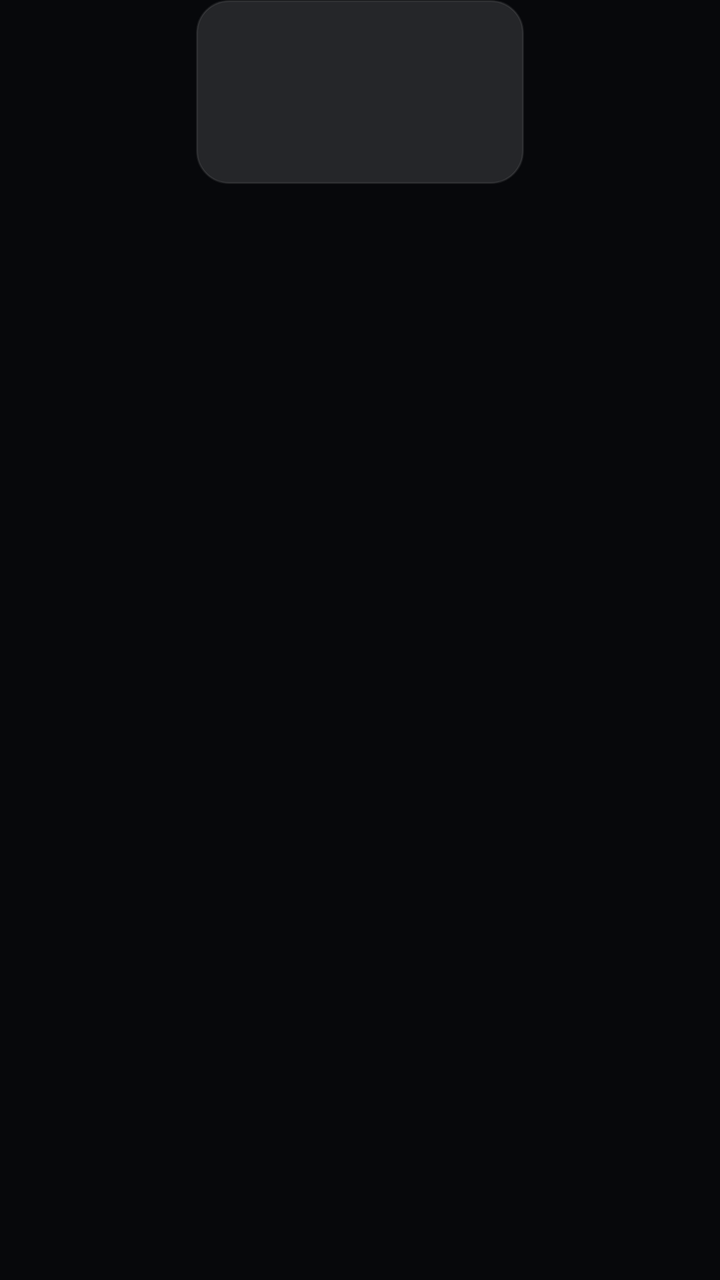
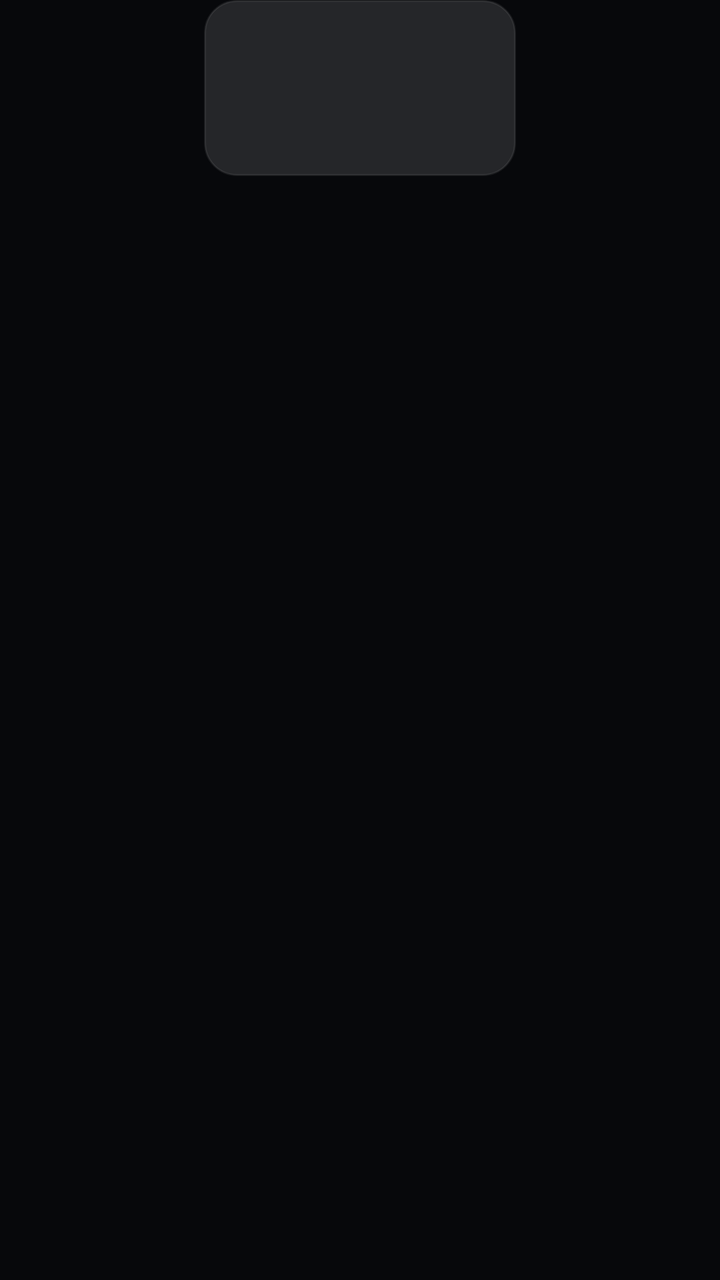

Compare the two renders of this Android layout. The source of the first and the diff that turns it into the second are given below.
<!-- AndroidManifest.xml: application theme Theme.Flux -->
<!-- res/layout/item_tile.xml -->
<?xml version="1.0" encoding="utf-8"?>
<LinearLayout xmlns:android="http://schemas.android.com/apk/res/android"
    android:layout_width="180dp"
    android:layout_height="wrap_content"
    android:clickable="true"
    android:clipChildren="false"
    android:focusable="true"
    android:gravity="center_horizontal"
    android:longClickable="true"
    android:orientation="vertical"
    android:paddingStart="8dp"
    android:paddingEnd="8dp">

    <FrameLayout
        android:id="@+id/card"
        android:layout_width="164dp"
        android:layout_height="92dp"
        android:background="@drawable/tile_card_bg"
        android:duplicateParentState="true"
        android:padding="16dp">

        <ImageView
            android:id="@+id/logo"
            android:layout_width="match_parent"
            android:layout_height="match_parent"
            android:importantForAccessibility="no"
            android:scaleType="fitCenter" />

        <TextView
            android:id="@+id/initials"
            android:layout_width="match_parent"
            android:layout_height="match_parent"
            android:fontFamily="sans-serif-medium"
            android:gravity="center"
            android:textColor="@color/text"
            android:textSize="26sp"
            android:visibility="gone" />

        <TextView
            android:id="@+id/star"
            android:layout_width="wrap_content"
            android:layout_height="wrap_content"
            android:layout_gravity="top|end"
            android:layout_marginTop="-8dp"
            android:layout_marginEnd="-8dp"
            android:text="★"
            android:textColor="@color/gold"
            android:textSize="12sp"
            android:visibility="gone" />
    </FrameLayout>

    <TextView
        android:id="@+id/name"
        android:layout_width="match_parent"
        android:layout_height="wrap_content"
        android:layout_marginTop="14dp"
        android:alpha="0"
        android:ellipsize="end"
        android:fontFamily="sans-serif-medium"
        android:gravity="center"
        android:singleLine="true"
        android:textColor="@color/text"
        android:textSize="13sp" />
</LinearLayout>
<!-- resources referenced by this layout -->
<resources>
  <color name="gold">#FFC857</color>
  <color name="text">#FFFFFF</color>
  <!-- drawable tile_card_bg (drawable) -->
  <?xml version="1.0" encoding="utf-8"?>
  <selector xmlns:android="http://schemas.android.com/apk/res/android">
      <item android:state_focused="true">
          <shape android:shape="rectangle">
              <solid android:color="#47FFFFFF" />
              <corners android:radius="16dp" />
              <stroke android:width="2dp" android:color="#B3FFFFFF" />
          </shape>
      </item>
      <item>
          <shape android:shape="rectangle">
              <solid android:color="#1FFFFFFF" />
              <corners android:radius="16dp" />
              <stroke android:width="1dp" android:color="#14FFFFFF" />
          </shape>
      </item>
  </selector>
  <style name="Theme.Flux" parent="Theme.AppCompat.NoActionBar">
          <item name="colorPrimary">@color/accent</item>
          <item name="colorPrimaryDark">@color/bg</item>
          <item name="colorAccent">@color/accent</item>
          <item name="android:windowBackground">@color/bg</item>
          <item name="android:statusBarColor">@color/bg</item>
          <item name="android:navigationBarColor">@color/bg</item>
          <item name="android:textColorPrimary">@color/text</item>
          <item name="android:textColorHint">@color/white_60</item>
      </style>
  <color name="accent">#6C8CFF</color>
  <color name="bg">#07080B</color>
  <color name="white_60">#99FFFFFF</color>
</resources>

<!-- the commit's change to res/layout/item_tile.xml (unified diff, before → after) -->
@@ -1,6 +1,6 @@
 <?xml version="1.0" encoding="utf-8"?>
 <LinearLayout xmlns:android="http://schemas.android.com/apk/res/android"
-    android:layout_width="180dp"
+    android:layout_width="170dp"
     android:layout_height="wrap_content"
     android:clickable="true"
     android:clipChildren="false"
@@ -8,16 +8,16 @@
     android:gravity="center_horizontal"
     android:longClickable="true"
     android:orientation="vertical"
-    android:paddingStart="8dp"
-    android:paddingEnd="8dp">
+    android:paddingStart="7dp"
+    android:paddingEnd="7dp">
 
     <FrameLayout
         android:id="@+id/card"
-        android:layout_width="164dp"
-        android:layout_height="92dp"
+        android:layout_width="156dp"
+        android:layout_height="88dp"
         android:background="@drawable/tile_card_bg"
         android:duplicateParentState="true"
-        android:padding="16dp">
+        android:padding="14dp">
 
         <ImageView
             android:id="@+id/logo"
